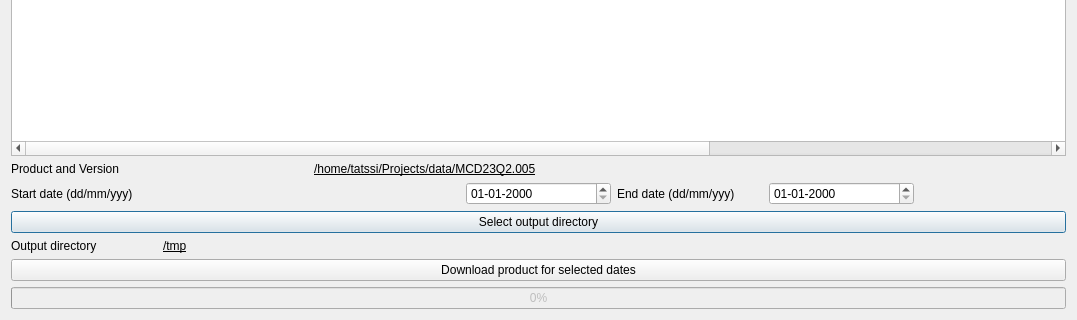
First picture: the form in TATSSI/UI/downloaders.ui, repository GerardoLopez/TATSSI, before the edit; both pictures show x 0 to 1077 and y 298 to 618 of the 1077 by 618 pixel window.
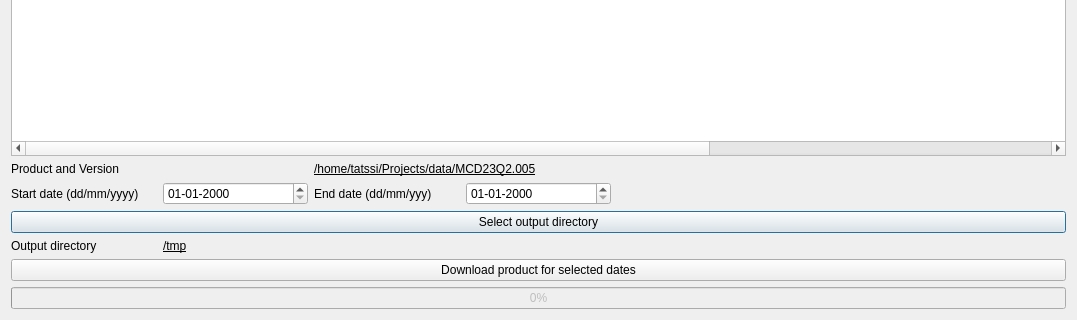
Second picture: the form after the edit.

```diff
--- a/TATSSI/UI/downloaders.ui
+++ b/TATSSI/UI/downloaders.ui
@@ -21,13 +21,6 @@
      </property>
     </widget>
    </item>
-   <item row="4" column="0" colspan="3">
-    <widget class="QLabel" name="label_2">
-     <property name="text">
-      <string>Start date (dd/mm/yyy)</string>
-     </property>
-    </widget>
-   </item>
    <item row="6" column="1" colspan="6">
     <widget class="QLabel" name="lblOutputDirectory">
      <property name="font">
@@ -59,13 +52,6 @@
      </property>
     </widget>
    </item>
-   <item row="4" column="5">
-    <widget class="QDateEdit" name="end_date">
-     <property name="displayFormat">
-      <string notr="true">dd-MM-yyyy</string>
-     </property>
-    </widget>
-   </item>
    <item row="1" column="0" colspan="7">
     <widget class="QTableWidget" name="tvProducts">
      <property name="editTriggers">
@@ -293,20 +279,6 @@
      </property>
     </widget>
    </item>
-   <item row="4" column="4">
-    <widget class="QLabel" name="label_3">
-     <property name="text">
-      <string>End date (dd/mm/yyy)</string>
-     </property>
-    </widget>
-   </item>
-   <item row="4" column="3">
-    <widget class="QDateEdit" name="start_date">
-     <property name="displayFormat">
-      <string notr="true">dd-MM-yyyy</string>
-     </property>
-    </widget>
-   </item>
    <item row="0" column="0">
     <widget class="QLabel" name="label">
      <property name="text">
@@ -341,6 +313,34 @@
      </property>
     </widget>
    </item>
+   <item row="4" column="0">
+    <widget class="QLabel" name="label_2">
+     <property name="text">
+      <string>Start date (dd/mm/yyyy)</string>
+     </property>
+    </widget>
+   </item>
+   <item row="4" column="1">
+    <widget class="QDateEdit" name="start_date">
+     <property name="displayFormat">
+      <string notr="true">dd-MM-yyyy</string>
+     </property>
+    </widget>
+   </item>
+   <item row="4" column="2">
+    <widget class="QLabel" name="label_3">
+     <property name="text">
+      <string>End date (dd/mm/yyy)</string>
+     </property>
+    </widget>
+   </item>
+   <item row="4" column="3">
+    <widget class="QDateEdit" name="end_date">
+     <property name="displayFormat">
+      <string notr="true">dd-MM-yyyy</string>
+     </property>
+    </widget>
+   </item>
   </layout>
  </widget>
  <resources/>
```
Left out of the diff: 8 changed lines with no effect on the pictures.
